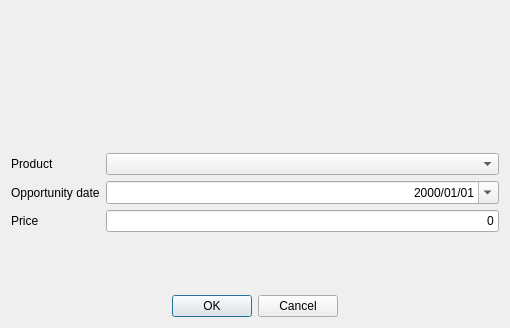
Old version of the form ui/wdgOpportunitiesAdd.ui in the repository turulomio/xulpymoney.
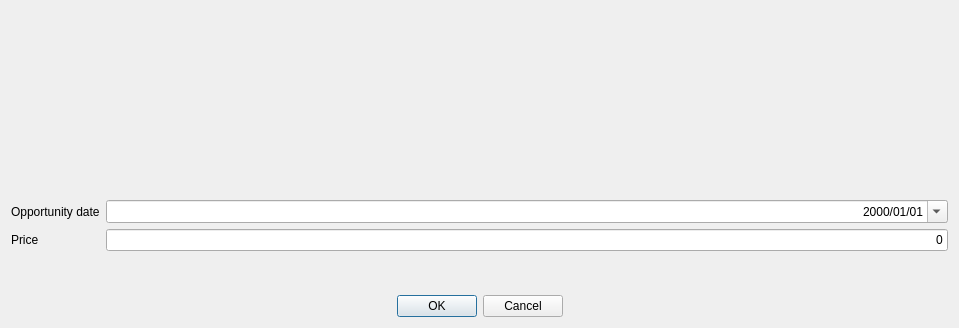
New version of the form. Icons and pictures are not drawn. Custom widgets are drawn as their Qt base class.

Commit message: Adding products to opportunities instead of investment products

```diff
--- a/ui/wdgOpportunitiesAdd.ui
+++ b/ui/wdgOpportunitiesAdd.ui
@@ -6,7 +6,7 @@
    <rect>
     <x>0</x>
     <y>0</y>
-    <width>510</width>
+    <width>959</width>
     <height>328</height>
    </rect>
   </property>
@@ -34,39 +34,15 @@
        </property>
       </widget>
      </item>
+     <item>
+      <widget class="wdgProductSelector" name="productSelector" native="true"/>
+     </item>
      <item>
       <layout class="QFormLayout" name="formLayout">
        <property name="fieldGrowthPolicy">
         <enum>QFormLayout::ExpandingFieldsGrow</enum>
        </property>
-       <item row="0" column="0">
-        <widget class="QLabel" name="label">
-         <property name="text">
-          <string>Product</string>
-         </property>
-        </widget>
-       </item>
        <item row="0" column="1">
-        <widget class="QComboBox" name="cmbProducts">
-         <property name="sizePolicy">
-          <sizepolicy hsizetype="Expanding" vsizetype="Fixed">
-           <horstretch>0</horstretch>
-           <verstretch>0</verstretch>
-          </sizepolicy>
-         </property>
-         <property name="sizeAdjustPolicy">
-          <enum>QComboBox::AdjustToContents</enum>
-         </property>
-        </widget>
-       </item>
-       <item row="1" column="0">
-        <widget class="QLabel" name="label_2">
-         <property name="text">
-          <string>Opportunity date</string>
-         </property>
-        </widget>
-       </item>
-       <item row="1" column="1">
         <widget class="QDateEdit" name="deDate">
          <property name="sizePolicy">
           <sizepolicy hsizetype="Expanding" vsizetype="Fixed">
@@ -85,14 +61,14 @@
          </property>
         </widget>
        </item>
-       <item row="5" column="0">
-        <widget class="QLabel" name="label_5">
+       <item row="0" column="0">
+        <widget class="QLabel" name="label_2">
          <property name="text">
-          <string>Price</string>
+          <string>Opportunity date</string>
          </property>
         </widget>
        </item>
-       <item row="5" column="1">
+       <item row="1" column="1">
         <widget class="myQLineEdit" name="txtPrice">
          <property name="text">
           <string>0</string>
@@ -102,6 +78,13 @@
          </property>
         </widget>
        </item>
+       <item row="1" column="0">
+        <widget class="QLabel" name="label_5">
+         <property name="text">
+          <string>Price</string>
+         </property>
+        </widget>
+       </item>
       </layout>
      </item>
      <item>
@@ -195,6 +178,12 @@
    <extends>QLineEdit</extends>
    <header location="global">myqlineedit</header>
   </customwidget>
+  <customwidget>
+   <class>wdgProductSelector</class>
+   <extends>QWidget</extends>
+   <header location="global">wdgProductSelector</header>
+   <container>1</container>
+  </customwidget>
  </customwidgets>
  <resources>
   <include location="../images/xulpymoney.qrc"/>
```
The commit also changes 3 other files.
